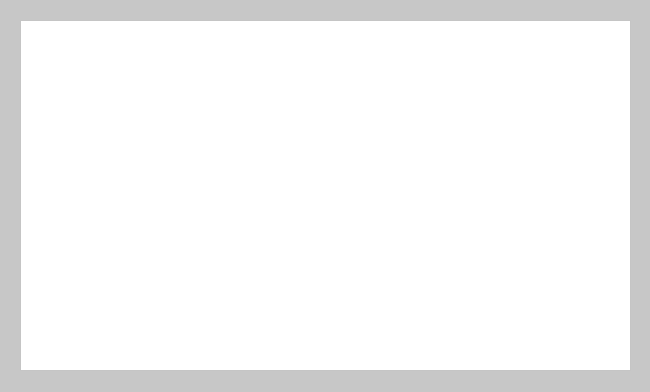
First picture: the form in TallerMecanico/ventanas/DetalleVenta.ui, repository VictorHCH/Taller-Mecanico, before the edit.
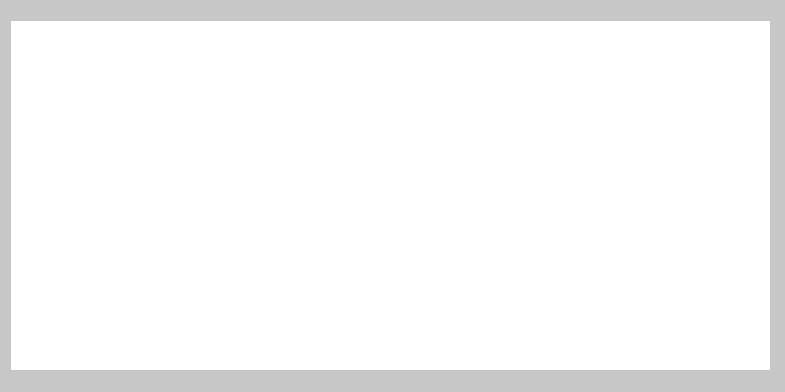
Second picture: the form after the edit. Icons and pictures are not drawn.

Diff of the .ui file:
```diff
--- a/TallerMecanico/ventanas/DetalleVenta.ui
+++ b/TallerMecanico/ventanas/DetalleVenta.ui
@@ -6,7 +6,7 @@
    <rect>
     <x>0</x>
     <y>0</y>
-    <width>650</width>
+    <width>785</width>
     <height>392</height>
    </rect>
   </property>
@@ -24,9 +24,9 @@
    <widget class="QTableView" name="tableView">
     <property name="geometry">
      <rect>
-      <x>20</x>
+      <x>10</x>
       <y>20</y>
-      <width>611</width>
+      <width>761</width>
       <height>351</height>
      </rect>
     </property>
```
